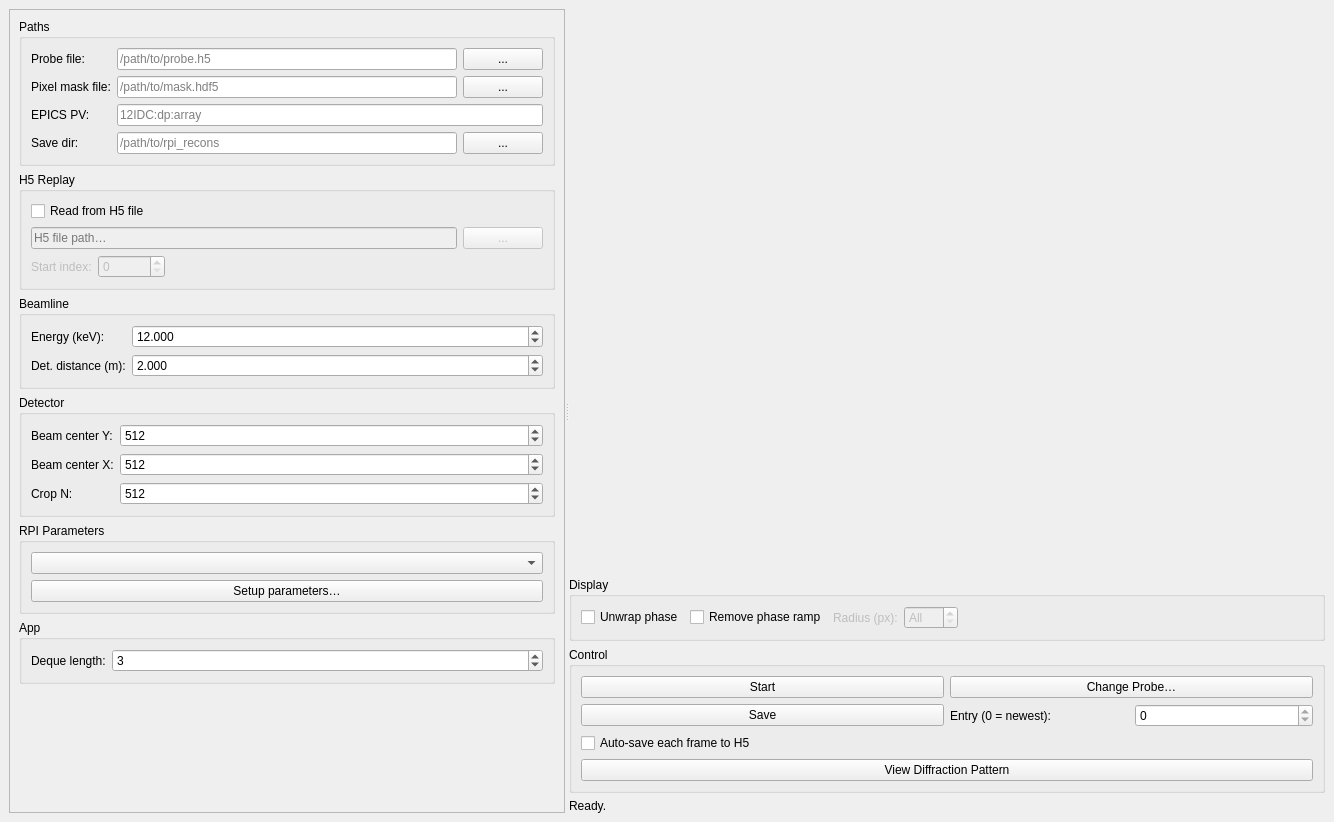
Qt form rpi_live_gui.ui (jooneal225/live_RPI_viewer) before a commit.
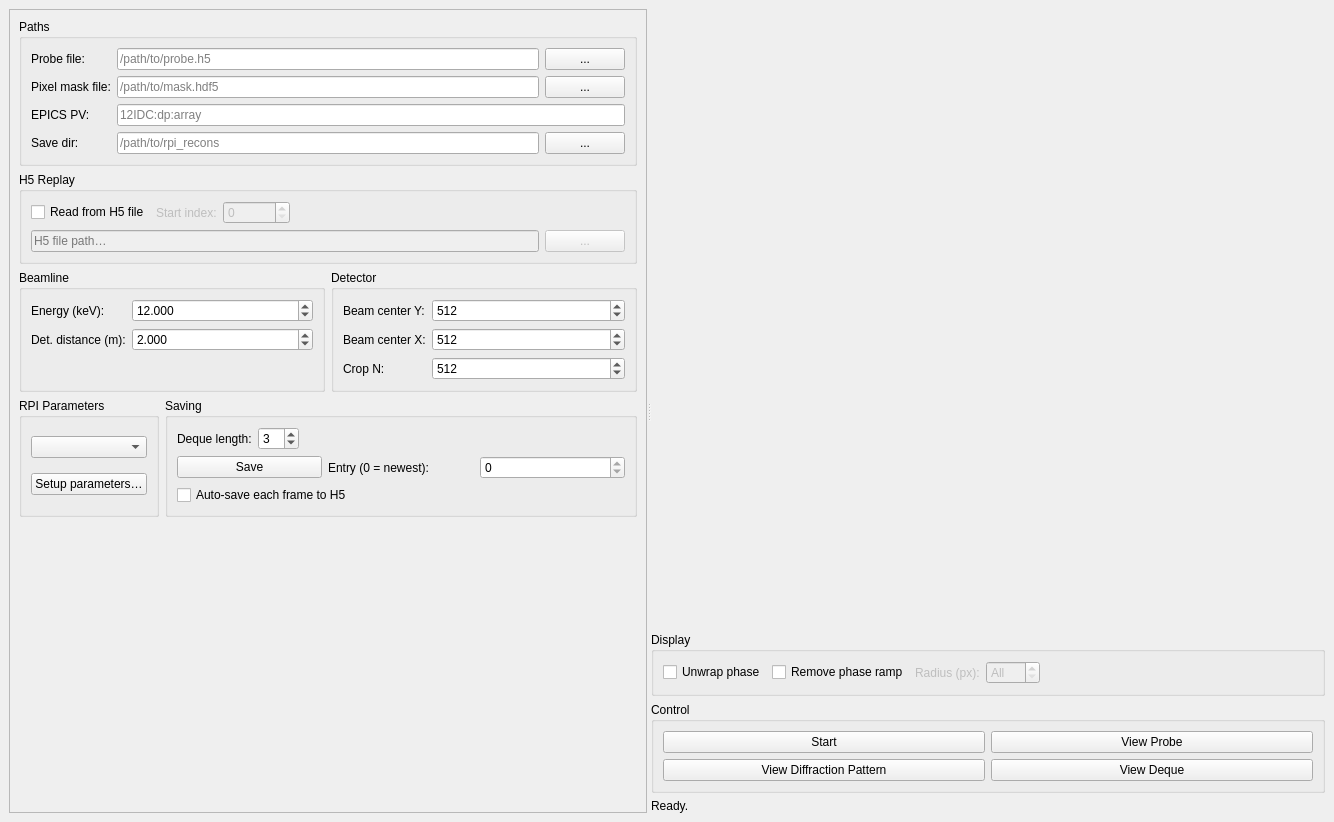
The same form after that commit. Custom widgets are drawn as their Qt base class.

Commit message: GUI layout refinements + cursor readout + deque viewer

```diff
--- a/rpi_live_gui.ui
+++ b/rpi_live_gui.ui
@@ -139,6 +139,8 @@
            </property>
            <layout class="QVBoxLayout" name="h5_vl">
             <item>
+             <layout class="QHBoxLayout" name="h5_top_hl">
+              <item>
              <widget class="QCheckBox" name="h5_check">
               <property name="text">
                <string>Read from H5 file</string>
@@ -146,6 +148,47 @@
              </widget>
             </item>
             <item>
+               <widget class="QLabel" name="label_h5_start">
+                <property name="enabled">
+                 <bool>false</bool>
+                </property>
+                <property name="text">
+                 <string>Start index:</string>
+                </property>
+               </widget>
+              </item>
+              <item>
+               <widget class="QSpinBox" name="h5_start_spin">
+                <property name="enabled">
+                 <bool>false</bool>
+                </property>
+                <property name="minimum">
+                 <number>0</number>
+                </property>
+                <property name="maximum">
+                 <number>999999</number>
+                </property>
+                <property name="value">
+                 <number>0</number>
+                </property>
+               </widget>
+              </item>
+              <item>
+               <spacer name="h5_start_spacer">
+                <property name="orientation">
+                 <enum>Qt::Horizontal</enum>
+                </property>
+                <property name="sizeHint" stdset="0">
+                 <size>
+                  <width>40</width>
+                  <height>0</height>
+                 </size>
+                </property>
+               </spacer>
+              </item>
+             </layout>
+            </item>
+            <item>
              <layout class="QHBoxLayout" name="h5_hl">
               <item>
                <widget class="QLineEdit" name="h5_file_edit">
@@ -169,52 +212,11 @@
               </item>
              </layout>
             </item>
-            <item>
-             <layout class="QHBoxLayout" name="h5_start_hl">
-              <item>
-               <widget class="QLabel" name="label_h5_start">
-                <property name="enabled">
-                 <bool>false</bool>
-                </property>
-                <property name="text">
-                 <string>Start index:</string>
-                </property>
-               </widget>
-              </item>
-              <item>
-               <widget class="QSpinBox" name="h5_start_spin">
-                <property name="enabled">
-                 <bool>false</bool>
-                </property>
-                <property name="minimum">
-                 <number>0</number>
-                </property>
-                <property name="maximum">
-                 <number>999999</number>
-                </property>
-                <property name="value">
-                 <number>0</number>
-                </property>
-               </widget>
-              </item>
-              <item>
-               <spacer name="h5_start_spacer">
-                <property name="orientation">
-                 <enum>Qt::Horizontal</enum>
-                </property>
-                <property name="sizeHint" stdset="0">
-                 <size>
-                  <width>40</width>
-                  <height>0</height>
-                 </size>
-                </property>
-               </spacer>
-              </item>
-             </layout>
-            </item>
-           </layout>
+           </layout>
           </widget>
          </item>
+         <item>
+          <layout class="QHBoxLayout" name="beamdet_hl">
          <item>
           <widget class="QGroupBox" name="beamline_group">
            <property name="title">
@@ -339,6 +341,10 @@
            </layout>
           </widget>
          </item>
+          </layout>
+         </item>
+         <item>
+          <layout class="QHBoxLayout" name="rpi_saving_hl">
          <item>
           <widget class="QGroupBox" name="rpi_group">
            <property name="title">
@@ -359,19 +365,21 @@
           </widget>
          </item>
          <item>
-          <widget class="QGroupBox" name="app_group">
+            <widget class="QGroupBox" name="saving_group">
            <property name="title">
-            <string>App</string>
-           </property>
-           <layout class="QFormLayout" name="app_form">
-            <item row="0" column="0">
+              <string>Saving</string>
+             </property>
+             <layout class="QVBoxLayout" name="saving_vl">
+              <item>
+               <layout class="QHBoxLayout" name="deque_hl">
+                <item>
              <widget class="QLabel" name="label_deque">
               <property name="text">
                <string>Deque length:</string>
               </property>
              </widget>
             </item>
-            <item row="0" column="1">
+                <item>
              <widget class="QSpinBox" name="deque_length_spin">
               <property name="minimum">
                <number>1</number>
@@ -384,8 +392,57 @@
               </property>
              </widget>
             </item>
-           </layout>
-          </widget>
+                <item>
+                 <spacer name="deque_spacer">
+                  <property name="orientation">
+                   <enum>Qt::Horizontal</enum>
+                  </property>
+                  <property name="sizeHint" stdset="0">
+                   <size>
+                    <width>40</width>
+                    <height>0</height>
+                   </size>
+                  </property>
+                 </spacer>
+                </item>
+               </layout>
+              </item>
+              <item>
+               <layout class="QHBoxLayout" name="save_entry_hl">
+                <item>
+                 <widget class="QPushButton" name="save_btn">
+                  <property name="text">
+                   <string>Save</string>
+                  </property>
+                 </widget>
+                </item>
+                <item>
+                 <widget class="QLabel" name="label_saveentry">
+                  <property name="text">
+                   <string>Entry (0 = newest):</string>
+                  </property>
+                 </widget>
+                </item>
+                <item>
+                 <widget class="QSpinBox" name="save_entry_spin">
+                  <property name="maximum">
+                   <number>0</number>
+                  </property>
+                 </widget>
+                </item>
+               </layout>
+              </item>
+              <item>
+               <widget class="QCheckBox" name="autosave_check">
+                <property name="text">
+                 <string>Auto-save each frame to H5</string>
+                </property>
+               </widget>
+              </item>
+             </layout>
+            </widget>
+           </item>
+          </layout>
          </item>
          <item>
           <spacer name="leftSpacer">
@@ -415,6 +472,13 @@
           </property>
          </widget>
         </item>
+        <item>
+         <widget class="QLabel" name="pixel_info_label">
+          <property name="text">
+           <string></string>
+          </property>
+         </widget>
+        </item>
         <item>
          <widget class="QGroupBox" name="display_group">
           <property name="title">
@@ -509,12 +573,6 @@
           <layout class="QGridLayout" name="control_grid">
            <item row="0" column="0">
             <widget class="QPushButton" name="start_btn">
-             <property name="minimumSize">
-              <size>
-               <width>0</width>
-               <height>0</height>
-              </size>
-             </property>
              <property name="text">
               <string>Start</string>
              </property>
@@ -523,49 +581,24 @@
            <item row="0" column="1">
             <widget class="QPushButton" name="change_probe_btn">
              <property name="text">
-              <string>Change Probe…</string>
+              <string>View Probe</string>
              </property>
             </widget>
            </item>
            <item row="1" column="0">
-            <widget class="QPushButton" name="save_btn">
-             <property name="text">
-              <string>Save</string>
-             </property>
-            </widget>
-           </item>
-           <item row="1" column="1">
-            <layout class="QHBoxLayout" name="save_entry_hl">
-             <item>
-              <widget class="QLabel" name="label_saveentry">
-               <property name="text">
-                <string>Entry (0 = newest):</string>
-               </property>
-              </widget>
-             </item>
-             <item>
-              <widget class="QSpinBox" name="save_entry_spin">
-               <property name="maximum">
-                <number>0</number>
-               </property>
-              </widget>
-             </item>
-            </layout>
-           </item>
-           <item row="2" column="0" colspan="2">
-            <widget class="QCheckBox" name="autosave_check">
-             <property name="text">
-              <string>Auto-save each frame to H5</string>
-             </property>
-            </widget>
-           </item>
-           <item row="3" column="0" colspan="2">
             <widget class="QPushButton" name="view_pv_btn">
              <property name="text">
               <string>View Diffraction Pattern</string>
              </property>
             </widget>
            </item>
+           <item row="1" column="1">
+            <widget class="QPushButton" name="view_deque_btn">
+             <property name="text">
+              <string>View Deque</string>
+             </property>
+            </widget>
+           </item>
           </layout>
          </widget>
         </item>
```
Left out of the diff: 17 changed lines with no effect on the pictures. Lines whose indentation alone changed are shown as unchanged. The commit also changes 1 other file.
